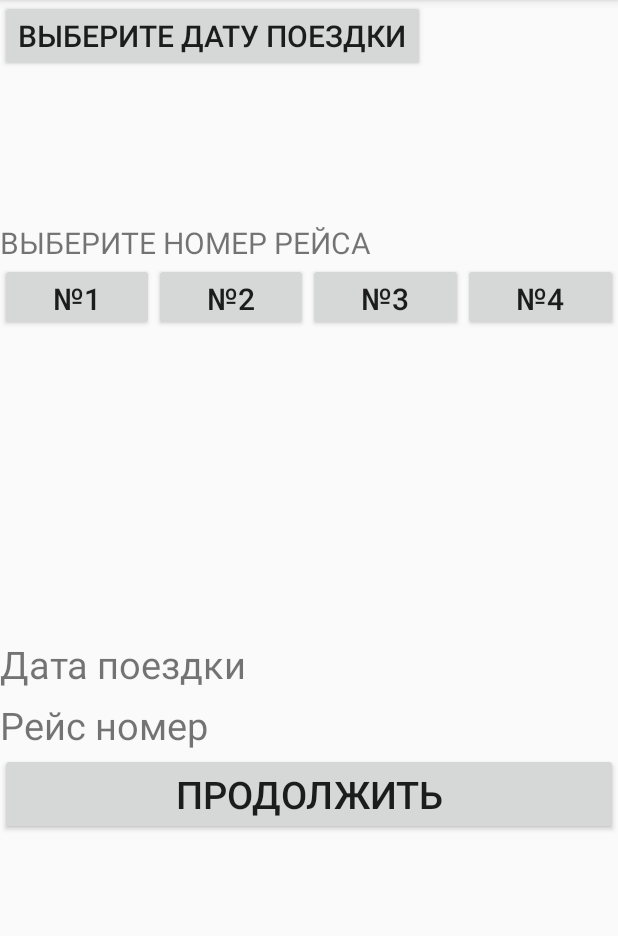
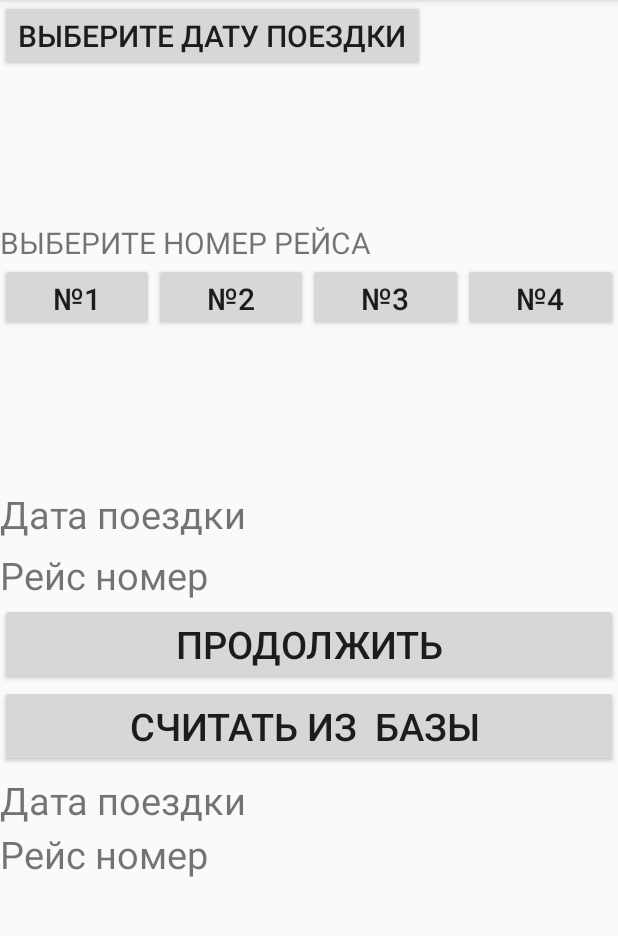
Before and after one commit to Alex22485/P_081119_twoativ_auth_and_database, an Android app: the Main4Activity screen opened directly, with no data from a screen before it, on a phone screen of 412 x 824 dp, the part 84-1020 px from its top. Run offline under Robolectric (Android 15) with nearby library versions, the phone set to English and light mode, and no system bars; our stand-ins replace Firebase (no records; nobody signed in at launch, a user with empty details on screens opened directly).

Commit message:
Вводит номер телефона из базы данных

```diff
--- a/app/src/main/java/com/mapbox/mapboxandroiddemo/examples/p_081119_twoativ_auth_and_database/Main4Activity.java
+++ b/app/src/main/java/com/mapbox/mapboxandroiddemo/examples/p_081119_twoativ_auth_and_database/Main4Activity.java
@@ -29,6 +29,11 @@ public class Main4Activity extends AppCompatActivity {
     DatabaseReference ref;
     User user;
 
+    //ПРОБА
+    Button btnout;
+    TextView Calendout;
+    TextView Flightout;
+
 
     // ADD Calendar
     Button choisData;
@@ -51,6 +56,12 @@ public class Main4Activity extends AppCompatActivity {
     protected void onCreate(Bundle savedInstanceState) {
         super.onCreate(savedInstanceState);
         setContentView(R.layout.activity_main4);
+
+
+        // ПРОБА
+        btnout=findViewById(R.id.btnout);
+        Calendout=findViewById(R.id.Calendout);
+        Flightout=findViewById(R.id.Flightout);
 
 
 
@@ -151,4 +162,22 @@ public class Main4Activity extends AppCompatActivity {
 
 
     }
+    public void btnout (View view){
+        ref.addValueEventListener(new ValueEventListener() {
+            @Override
+            public void onDataChange(@NonNull DataSnapshot dataSnapshot) {
+
+                FirebaseUser bbb = FirebaseAuth.getInstance().getCurrentUser();
+                String user_id = bbb.getPhoneNumber();
+                //String vvv=FirebaseDatabase.getInstance().getReference().child("дата").equals()
+               Flightout.setText(user_id);
+            }
+
+            @Override
+            public void onCancelled(@NonNull DatabaseError databaseError) {
+
+            }
+        });
+
+    }
 }
--- a/app/src/main/res/layout/activity_main4.xml
+++ b/app/src/main/res/layout/activity_main4.xml
@@ -78,7 +78,7 @@
 
     <TextView
         android:layout_width="match_parent"
-        android:layout_height="200dp"
+        android:layout_height="100dp"
         android:text=""
         android:textSize="20dp" />
 
@@ -145,5 +145,66 @@
         android:onClick="btnInsert"
         />
 
+    <Button
+        android:id="@+id/btnout"
+        android:layout_width="match_parent"
+        android:layout_height="wrap_content"
+        android:text="Считать из  базы "
+        android:textSize="25dp"
+        android:onClick="btnout"
+        />
+    <LinearLayout
+        android:layout_width="match_parent"
+        android:layout_height="wrap_content"
+        android:orientation="horizontal">
+
+        <TextView
+            android:layout_width="wrap_content"
+            android:layout_height="wrap_content"
+            android:text="Дата поездки"
+            android:textSize="25dp" />
+
+        <TextView
+            android:layout_width="wrap_content"
+            android:layout_height="wrap_content"
+            android:text="       "
+            android:textSize="20dp" />
+        <TextView
+            android:id="@+id/Calendout"
+            android:layout_width="wrap_content"
+            android:layout_height="wrap_content"
+            android:textColor="@color/colorAccent"
+            android:textSize="30dp" />
+
+    </LinearLayout>
+
+    <LinearLayout
+        android:layout_width="match_parent"
+        android:layout_height="wrap_content"
+        android:orientation="horizontal">
+
+
+        <TextView
+            android:layout_width="wrap_content"
+            android:layout_height="wrap_content"
+            android:text="Рейс номер"
+            android:textSize="25dp" />
+
+        <TextView
+            android:layout_width="wrap_content"
+            android:layout_height="wrap_content"
+            android:text="       "
+            android:textSize="20dp" />
+
+
+        <TextView
+            android:id="@+id/Flightout"
+            android:layout_width="match_parent"
+            android:layout_height="wrap_content"
+            android:textColor="@color/colorAccent"
+            android:textSize="15dp" />
+
+    </LinearLayout>
+
 
 </LinearLayout>
```
